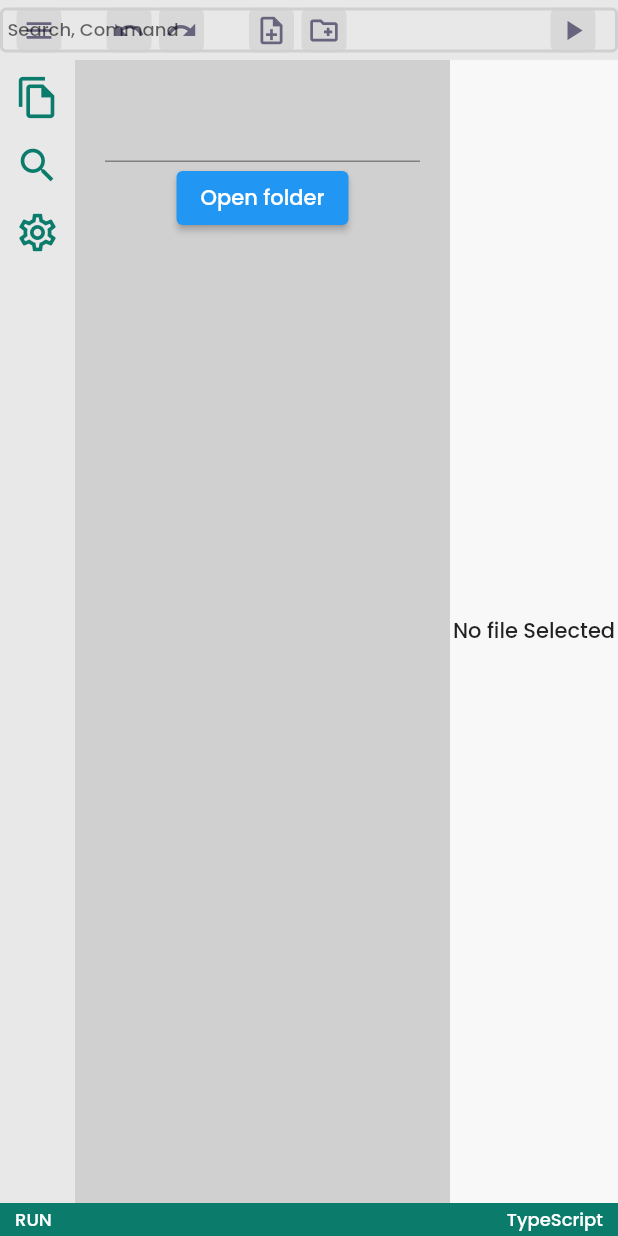
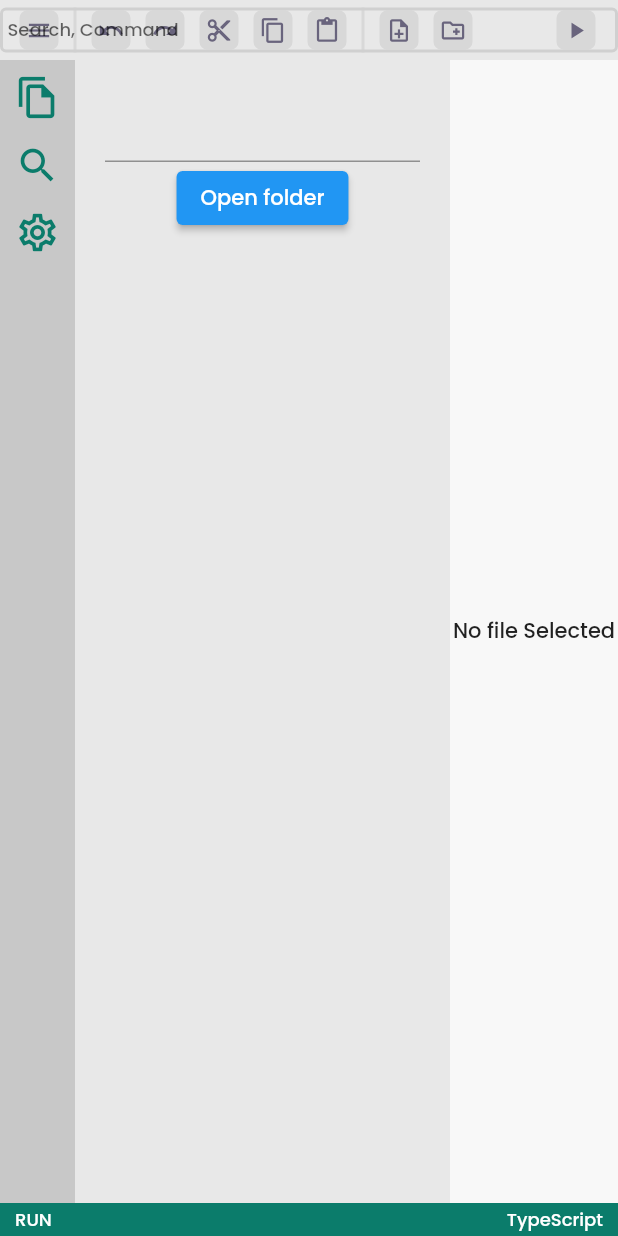
Before and after one commit to xdynamite-editor/xdynamite, a Flutter app: the screen it shows after launch, on a phone screen of 412 x 824 dp. Run offline on Flutter 3.47's test engine with Material 2 defaults, Android fonts, the phone set to English and light mode, and no system bars; our stand-ins replace bloc, file_picker, flutter_bloc, freezed_annotation; missing offline and left inert: file_selector, fluent_ui.

Commit message:
fix : change colors in side panel menu

```diff
--- a/lib/ui/action_bar/action_bar.dart
+++ b/lib/ui/action_bar/action_bar.dart
@@ -24,41 +24,82 @@ class ActionBar extends StatelessWidget {
             children: [
               Row(
                 children: [
-                  SpacerX(6),
+                  SpacerX(8),
                   CustomIconButton(
                     icon: Icons.menu,
                     bgColor: lightColor4,
                     hoverColor: lightColor6,
                     enableBorder: true,
+                    size: 18,
                   ),
-                  SpacerX(30),
+                  SpacerX(10),
+                  Container(
+                    width: 2,
+                    height: 30,
+                    color: lightColor4,
+                  ),
+                  SpacerX(10),
                   CustomIconButton(
                     icon: Icons.undo,
                     bgColor: lightColor4,
                     hoverColor: lightColor6,
                     enableBorder: true,
+                    size: 18,
                   ),
-                  SpacerX(5),
+                  SpacerX(10),
                   CustomIconButton(
                     icon: Icons.redo,
                     bgColor: lightColor4,
                     hoverColor: lightColor6,
                     enableBorder: true,
+                    size: 18,
                   ),
-                  SpacerX(30),
+                  SpacerX(10),
+                  CustomIconButton(
+                    icon: Icons.cut_outlined,
+                    bgColor: lightColor4,
+                    hoverColor: lightColor6,
+                    enableBorder: true,
+                    size: 18,
+                  ),
+                  SpacerX(10),
+                  CustomIconButton(
+                    icon: Icons.copy_outlined,
+                    bgColor: lightColor4,
+                    hoverColor: lightColor6,
+                    enableBorder: true,
+                    size: 18,
+                  ),
+                  SpacerX(10),
+                  CustomIconButton(
+                    icon: Icons.paste_outlined,
+                    bgColor: lightColor4,
+                    hoverColor: lightColor6,
+                    enableBorder: true,
+                    size: 18,
+                  ),
+                  SpacerX(10),
+                  Container(
+                    width: 2,
+                    height: 30,
+                    color: lightColor4,
+                  ),
+                  SpacerX(10),
                   CustomIconButton(
                     icon: Icons.note_add_outlined,
                     bgColor: lightColor4,
                     hoverColor: lightColor6,
                     enableBorder: true,
+                    size: 18,
                   ),
-                  SpacerX(5),
+                  SpacerX(10),
                   CustomIconButton(
                     icon: Icons.create_new_folder_outlined,
                     bgColor: lightColor4,
                     hoverColor: lightColor6,
                     enableBorder: true,
-                  )
+                    size: 18,
+                  ),
                 ],
               ),
               Row(
@@ -68,10 +109,9 @@ class ActionBar extends StatelessWidget {
                     bgColor: lightColor4,
                     hoverColor: lightColor6,
                     enableBorder: true,
+                    size: 18,
                   ),
-                  SizedBox(
-                    width: 10,
-                  )
+                  SpacerX(10)
                 ],
               )
             ],
--- a/lib/ui/side_panel/widgets/active_panel.dart
+++ b/lib/ui/side_panel/widgets/active_panel.dart
@@ -11,7 +11,7 @@ class ActivePanel extends StatelessWidget {
   @override
   Widget build(BuildContext context) {
     return Container(
-      color: lightColor5,
+      color: lightColor3,
       child: FileBrowser(),
     );
   }
--- a/lib/ui/side_panel/widgets/file_browser.dart
+++ b/lib/ui/side_panel/widgets/file_browser.dart
@@ -81,14 +81,15 @@ class TopBar extends StatelessWidget {
   @override
   Widget build(BuildContext context) {
     return Container(
-      color: lightColor5,
+      color: lightColor6,
       padding: const EdgeInsets.fromLTRB(10, 5, 10, 5),
       child: Row(
         mainAxisAlignment: MainAxisAlignment.spaceBetween,
         children: [
           Text(
             "my-portfolio".toUpperCase(),
-            style: TextStyle(fontWeight: FontWeight.w900, color: fontClr1),
+            style: TextStyle(
+                fontWeight: FontWeight.w900, color: fontClr1, fontSize: 12),
           ),
           // Row(
           //   children: [
--- a/lib/ui/side_panel/widgets/side_panel_menu.dart
+++ b/lib/ui/side_panel/widgets/side_panel_menu.dart
@@ -11,7 +11,7 @@ class SidePanelMenu extends StatelessWidget {
   Widget build(BuildContext context) {
     return Container(
       padding: EdgeInsets.all(5),
-      color: lightColor3,
+      color: lightColor6,
       child: Column(
         children: [
           SidePanelMenuItem(icon: Icons.file_copy_outlined),
--- a/lib/ui/side_panel/widgets/side_panel_menu_item.dart
+++ b/lib/ui/side_panel/widgets/side_panel_menu_item.dart
@@ -12,8 +12,8 @@ class SidePanelMenuItem extends StatelessWidget {
     return CustomIconButton(
       icon: icon,
       iconColor: primaryAccentColor,
-      bgColor: lightColor3,
-      hoverColor: lightColor5,
+      bgColor: lightColor6,
+      hoverColor: lightColor1,
       size: 30,
       padding: 5,
       borderRadius: 5,
```
